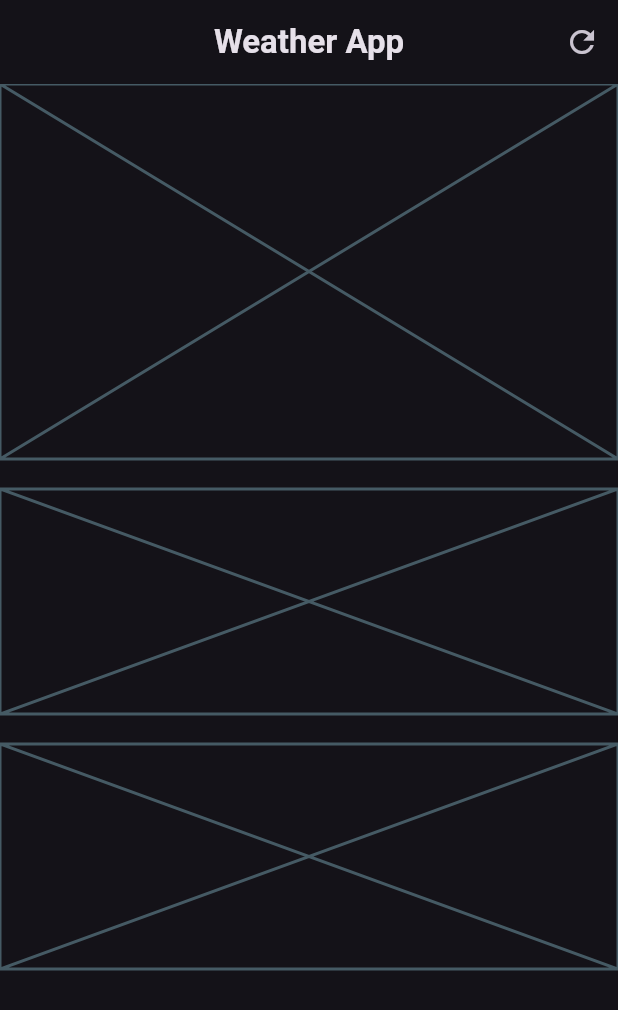
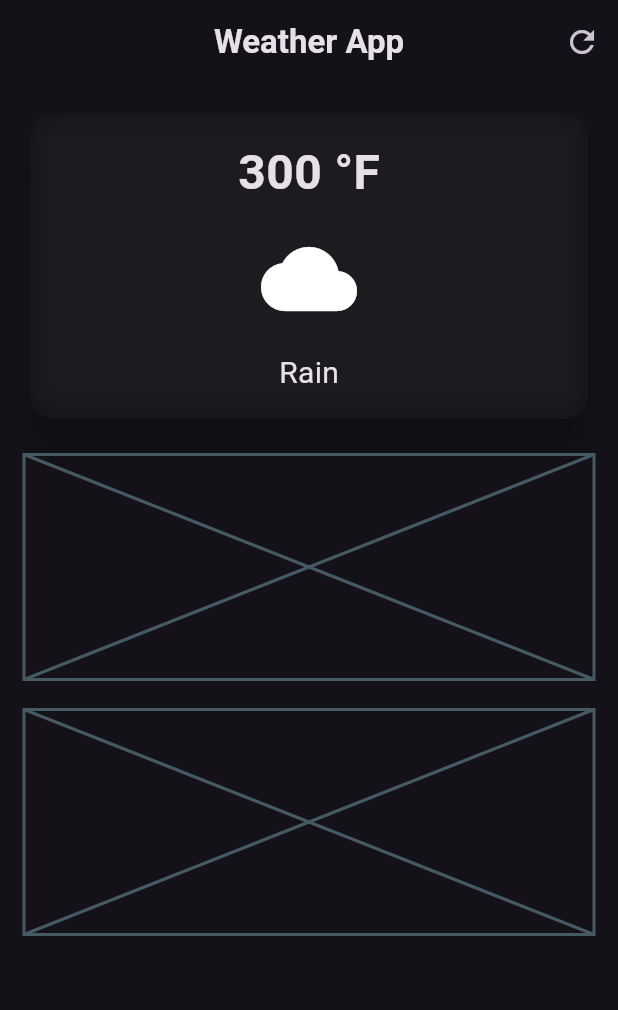
Before and after one commit to ankitmandar/weather_app, a Flutter app: the screen it shows after launch, on a phone screen of 412 x 824 dp. Shown: the top 1010 px of the screen. Run offline on Flutter 3.47's test engine with Material 3 defaults, Android fonts, the phone set to English and light mode, and no system bars.

```diff
--- a/lib/screens/weather_screen.dart
+++ b/lib/screens/weather_screen.dart
@@ -1,3 +1,5 @@
+import 'dart:ui';
+
 import 'package:flutter/material.dart';
 
 class WeatherScreen extends StatelessWidget {
@@ -12,26 +14,54 @@ class WeatherScreen extends StatelessWidget {
           style: TextStyle(fontWeight: FontWeight.bold),
         ),
         centerTitle: true,
-        actions: [
-          IconButton(
-            onPressed: () {
-              print('Refresh');
-            },
-            icon: Icon(Icons.refresh),
+        actions: [IconButton(onPressed: () {}, icon: Icon(Icons.refresh))],
       ),
-        ],
-      ),
-      body: Column(
+      body: Padding(
+        padding: const EdgeInsets.all(16.0),
+        child: Column(
           spacing: 20,
           children: [
             // main card
-          Placeholder(fallbackHeight: 250),
+            SizedBox(
+              width: double.infinity,
+              child: Card(
+                elevation: 10,
+                shape: RoundedRectangleBorder(
+                  borderRadius: BorderRadiusGeometry.circular(16),
+                ),
+                child: ClipRRect(
+                  borderRadius: BorderRadiusGeometry.circular(16),
+                  child: BackdropFilter(
+                    filter: ImageFilter.blur(sigmaX: 10, sigmaY: 10),
+                    child: Padding(
+                      padding: const EdgeInsets.all(16.0),
+                      child: Column(
+                        spacing: 16,
+                        children: [
+                          Text(
+                            '300 °F',
+                            style: TextStyle(
+                              fontSize: 32,
+                              fontWeight: FontWeight.bold,
+                            ),
+                          ),
+                          Icon(Icons.cloud, size: 64),
+                          Text('Rain', style: TextStyle(fontSize: 20)),
+                        ],
+                      ),
+                    ),
+                  ),
+                ),
+              ),
+            ),
+
             // weather forecase card
             Placeholder(fallbackHeight: 150),
             // additional information card
             Placeholder(fallbackHeight: 150),
           ],
         ),
+      ),
     );
   }
 }
```
Lines whose indentation alone changed are shown as unchanged.
